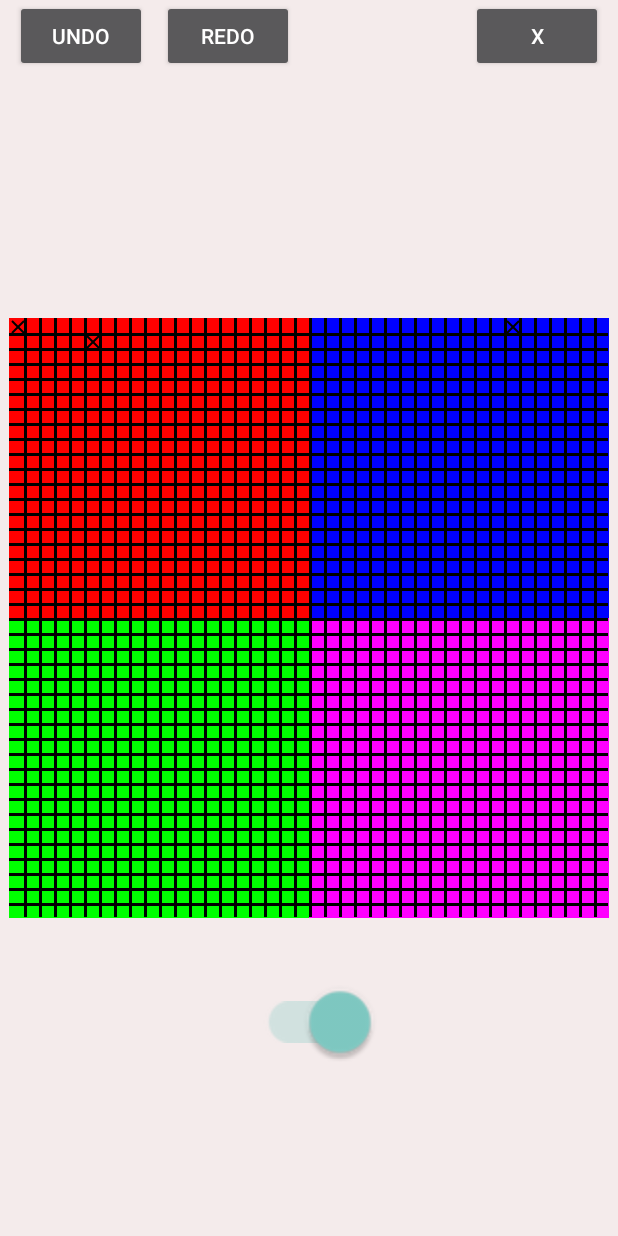
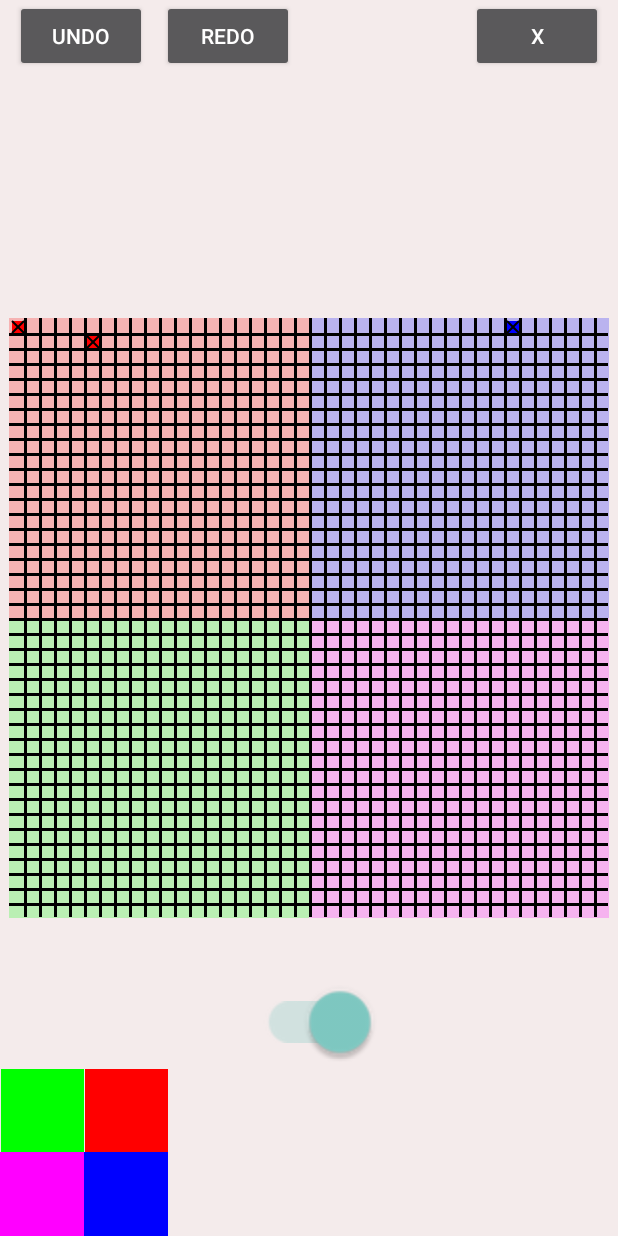
Before and after one commit to MatveyMelnikov/ImageEditor, an Android app: the screen it shows after launch (MainActivity), on a phone screen of 412 x 824 dp. Run offline under Robolectric (Android 15) with nearby library versions, the phone set to English and light mode, and no system bars.

Commit message:
Fixed pixelated image loading

```diff
--- a/app/src/main/java/com/example/imageeditor/ImageHandler.java
+++ b/app/src/main/java/com/example/imageeditor/ImageHandler.java
@@ -78,8 +78,13 @@ public class ImageHandler {
         this.activatedPixels = activatedPixels;
         this.pixelatedBitmap = pixelatedBitmap;
         this.bitmap = getExpandedBitmap(pixelatedBitmap);
+
+        for (int y = 0; y < pixelatedBitmap.getWidth(); y++)
+            for (int x = 0; x < pixelatedBitmap.getHeight(); x++)
+                colors.add(getColor(pixelatedBitmap.getPixel(x, y), false));
+
         canvas = new Canvas(this.bitmap);
-        printMarks();
+        setActivatedPixels();
     }
 
     public void printMark(int x, int y)
@@ -107,16 +112,17 @@ public class ImageHandler {
         paint.setAntiAlias(false);
     }
 
-    protected void printMarks()
+    protected void setActivatedPixels()
     {
         for (int i = 0; i < activatedPixels.length; i++) {
             // i % pixelatedBitmap.getWidth() - x
             // i / pixelatedBitmap.getWidth() - y
             if (activatedPixels[i]) {
-                printMark(
+                setPixel(
                         i % pixelatedBitmap.getWidth() * newPixelSideSize,
-                        i / pixelatedBitmap.getWidth() * newPixelSideSize
-                        );
+                        i / pixelatedBitmap.getWidth() * newPixelSideSize,
+                        true
+                );
             }
         }
     }
--- a/app/src/main/java/com/example/imageeditor/ImageViewController.java
+++ b/app/src/main/java/com/example/imageeditor/ImageViewController.java
@@ -36,7 +36,7 @@ public class ImageViewController {
     private final PointF scaleTarget = new PointF();
     private float lastFactor = 1.0F;
 
-    private PointF scaleBorder = new PointF(0.5F, 3.5F);
+    private final PointF scaleBorder = new PointF(0.5F, 3.5F);
 
     public ImageViewController(
             Context context,
@@ -56,7 +56,7 @@ public class ImageViewController {
                 pixelsInBigSide,
                 3
         );
-        //scaleRatio = imageHandler.getPixelSideSize() / 27.0F * (pixelsInBigSide / 40.0F);
+
         scaleRatio = imageHandler.getPixelSideSize() / 27.0F;
         scaleBorder.set(
                 scaleBorder.x * scaleRatio * (40.0F / pixelsInBigSide),
--- a/app/src/main/java/com/example/imageeditor/MainActivity.java
+++ b/app/src/main/java/com/example/imageeditor/MainActivity.java
@@ -31,26 +31,6 @@ public class MainActivity extends AppCompatActivity implements RecyclerListener
         super.onCreate(savedInstanceState);
         setContentView(R.layout.activity_main);
 
-
-        // form test color image
-        Bitmap bitmap = Bitmap.createBitmap(40, 40,
-                Bitmap.Config.ARGB_8888);
-        Canvas canvas = new Canvas(bitmap);
-        bitmap.eraseColor(Color.RED);
-
-        Paint paint = new Paint();
-        paint.setAntiAlias(false);
-        paint.setFilterBitmap(false);
-        paint.setXfermode(new PorterDuffXfermode(PorterDuff.Mode.SRC));
-
-        paint.setColor(Color.BLUE);
-        canvas.drawRect(20, 0, 40, 20, paint);
-        paint.setColor(Color.GREEN);
-        canvas.drawRect(0, 20, 20, 40, paint);
-        paint.setColor(Color.MAGENTA);
-        canvas.drawRect(20, 20, 40, 40, paint);
-        //
-
         /*
         // Loading images directly and from processing
         imageViewController = new ImageViewController(
@@ -65,7 +45,27 @@ public class MainActivity extends AppCompatActivity implements RecyclerListener
                         getResources().getDisplayMetrics().widthPixels,
                         getResources().getDisplayMetrics().heightPixels
                 )
-        );*/
+        );
+         */
+
+        // form test color image
+        Bitmap bitmap = Bitmap.createBitmap(40, 40,
+                Bitmap.Config.ARGB_8888);
+        Canvas canvas = new Canvas(bitmap);
+        bitmap.eraseColor((60 << 24) | (Color.RED & 0x00ffffff));
+
+        Paint paint = new Paint();
+        paint.setAntiAlias(false);
+        paint.setFilterBitmap(false);
+        paint.setXfermode(new PorterDuffXfermode(PorterDuff.Mode.SRC));
+
+        paint.setColor((60 << 24) | (Color.BLUE & 0x00ffffff));
+        canvas.drawRect(20, 0, 40, 20, paint);
+        paint.setColor((60 << 24) | (Color.GREEN & 0x00ffffff));
+        canvas.drawRect(0, 20, 20, 40, paint);
+        paint.setColor((60 << 24) | (Color.MAGENTA & 0x00ffffff));
+        canvas.drawRect(20, 20, 40, 40, paint);
+        //
 
         // Loading a pixelated image with an array of activated pixels without processing
         boolean[] activatedPixels = new boolean[bitmap.getWidth() * bitmap.getHeight()];
@@ -85,6 +85,7 @@ public class MainActivity extends AppCompatActivity implements RecyclerListener
                         getResources().getDisplayMetrics().heightPixels
                 )
         );
+        ///
 
         SwitchCompat switchButton = findViewById(R.id.switch1);
         switchButton.setOnCheckedChangeListener((compoundButton, b) ->
```
